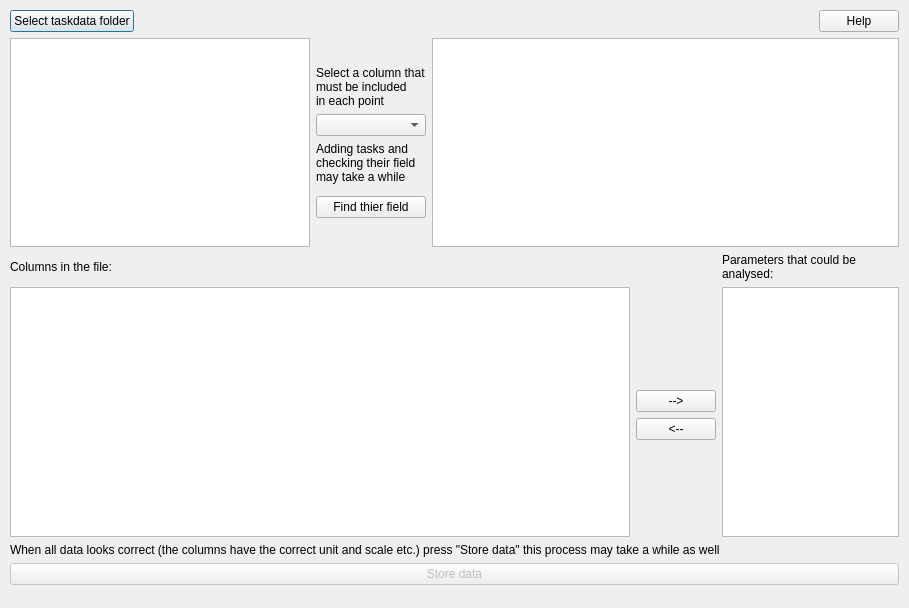
axelande/geodatafarm3, file widgets/import_xml_bin.ui: the form before one commit.
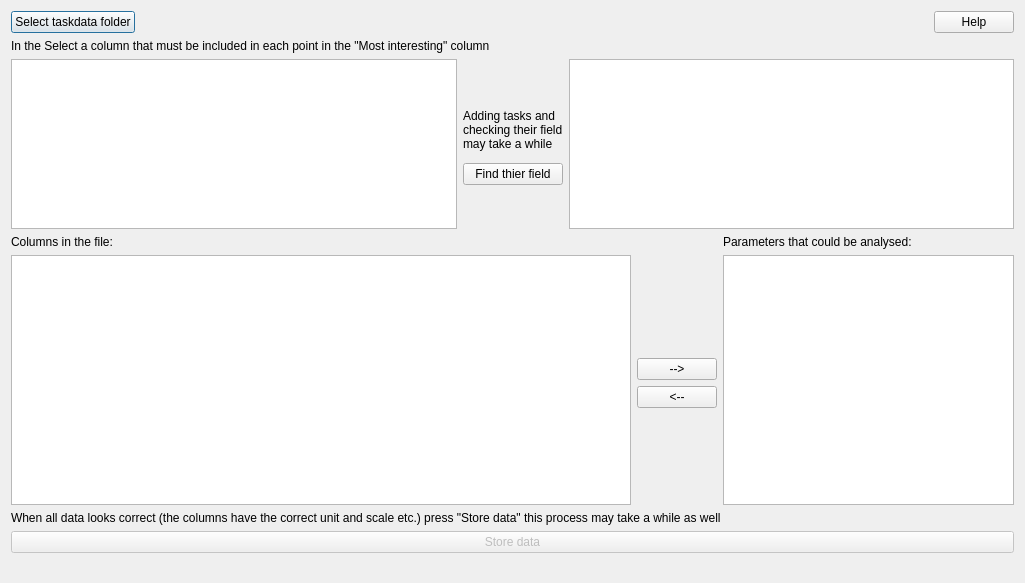
The form after the commit.

Patch:
```diff
--- a/widgets/import_xml_bin.ui
+++ b/widgets/import_xml_bin.ui
@@ -6,22 +6,15 @@
    <rect>
     <x>0</x>
     <y>0</y>
-    <width>909</width>
-    <height>608</height>
+    <width>1025</width>
+    <height>583</height>
    </rect>
   </property>
   <property name="windowTitle">
    <string>Add indata to the model</string>
   </property>
-  <widget class="QWidget" name="verticalLayoutWidget">
-   <property name="geometry">
-    <rect>
-     <x>10</x>
-     <y>10</y>
-     <width>889</width>
-     <height>581</height>
-    </rect>
-   </property>
+  <layout class="QVBoxLayout" name="verticalLayout_2">
+   <item>
    <layout class="QVBoxLayout" name="verticalLayout">
     <property name="sizeConstraint">
      <enum>QLayout::SetMinimumSize</enum>
@@ -64,8 +57,73 @@
      </layout>
     </item>
     <item>
-     <layout class="QGridLayout" name="gridLayout_4" rowstretch="0,0,0,0,0,0,0,0" columnstretch="0,0,0,0">
-      <item row="1" column="3" rowspan="7">
+      <widget class="QLabel" name="label_4">
+       <property name="text">
+        <string>In the Select a column that must be included in each point in the &quot;Most interesting&quot; column</string>
+       </property>
+      </widget>
+     </item>
+     <item>
+      <layout class="QGridLayout" name="gridLayout_4" rowstretch="0,0,0,0,0,0,0" columnstretch="0,0,0,0">
+       <item row="1" column="2">
+        <spacer name="verticalSpacer_3">
+         <property name="orientation">
+          <enum>Qt::Vertical</enum>
+         </property>
+         <property name="sizeHint" stdset="0">
+          <size>
+           <width>20</width>
+           <height>40</height>
+          </size>
+         </property>
+        </spacer>
+       </item>
+       <item row="5" column="2">
+        <widget class="QPushButton" name="PBFindFields">
+         <property name="locale">
+          <locale language="English" country="UnitedKingdom"/>
+         </property>
+         <property name="text">
+          <string>Find thier field</string>
+         </property>
+        </widget>
+       </item>
+       <item row="6" column="2">
+        <spacer name="verticalSpacer_4">
+         <property name="orientation">
+          <enum>Qt::Vertical</enum>
+         </property>
+         <property name="sizeHint" stdset="0">
+          <size>
+           <width>20</width>
+           <height>40</height>
+          </size>
+         </property>
+        </spacer>
+       </item>
+       <item row="1" column="1" rowspan="6">
+        <widget class="QTableWidget" name="TWISODataAll">
+         <property name="minimumSize">
+          <size>
+           <width>350</width>
+           <height>150</height>
+          </size>
+         </property>
+         <property name="maximumSize">
+          <size>
+           <width>999999</width>
+           <height>99999</height>
+          </size>
+         </property>
+         <property name="locale">
+          <locale language="English" country="UnitedKingdom"/>
+         </property>
+         <property name="editTriggers">
+          <set>QAbstractItemView::AnyKeyPressed</set>
+         </property>
+        </widget>
+       </item>
+       <item row="1" column="3" rowspan="6">
        <widget class="QTableWidget" name="TWISODataSelect">
         <property name="sizePolicy">
          <sizepolicy hsizetype="Expanding" vsizetype="Minimum">
@@ -75,7 +133,7 @@
         </property>
         <property name="minimumSize">
          <size>
-          <width>250</width>
+           <width>200</width>
           <height>150</height>
          </size>
         </property>
@@ -94,19 +152,6 @@
        </widget>
       </item>
       <item row="3" column="2">
-       <widget class="QComboBox" name="CBMostImportant"/>
-      </item>
-      <item row="6" column="2">
-       <widget class="QPushButton" name="PBFindFields">
-        <property name="locale">
-         <locale language="English" country="UnitedKingdom"/>
-        </property>
-        <property name="text">
-         <string>Find thier field</string>
-        </property>
-       </widget>
-      </item>
-      <item row="4" column="2">
        <widget class="QLabel" name="label_2">
         <property name="text">
          <string>Adding tasks and
@@ -115,63 +160,6 @@
         </property>
        </widget>
       </item>
-      <item row="7" column="2">
-       <spacer name="verticalSpacer_4">
-        <property name="orientation">
-         <enum>Qt::Vertical</enum>
-        </property>
-        <property name="sizeHint" stdset="0">
-         <size>
-          <width>20</width>
-          <height>40</height>
-         </size>
-        </property>
-       </spacer>
-      </item>
-      <item row="1" column="1" rowspan="7">
-       <widget class="QTableWidget" name="TWISODataAll">
-        <property name="minimumSize">
-         <size>
-          <width>0</width>
-          <height>150</height>
-         </size>
-        </property>
-        <property name="maximumSize">
-         <size>
-          <width>300</width>
-          <height>250</height>
-         </size>
-        </property>
-        <property name="locale">
-         <locale language="English" country="UnitedKingdom"/>
-        </property>
-        <property name="editTriggers">
-         <set>QAbstractItemView::AnyKeyPressed</set>
-        </property>
-       </widget>
-      </item>
-      <item row="1" column="2">
-       <spacer name="verticalSpacer_3">
-        <property name="orientation">
-         <enum>Qt::Vertical</enum>
-        </property>
-        <property name="sizeHint" stdset="0">
-         <size>
-          <width>20</width>
-          <height>40</height>
-         </size>
-        </property>
-       </spacer>
-      </item>
-      <item row="2" column="2">
-       <widget class="QLabel" name="label_4">
-        <property name="text">
-         <string>Select a column that
-must be included
-in each point</string>
-        </property>
-       </widget>
-      </item>
      </layout>
     </item>
     <item>
@@ -310,7 +298,8 @@
      </spacer>
     </item>
    </layout>
-  </widget>
+   </item>
+  </layout>
  </widget>
  <resources/>
  <connections/>
```
Lines whose indentation alone changed are shown as unchanged.
